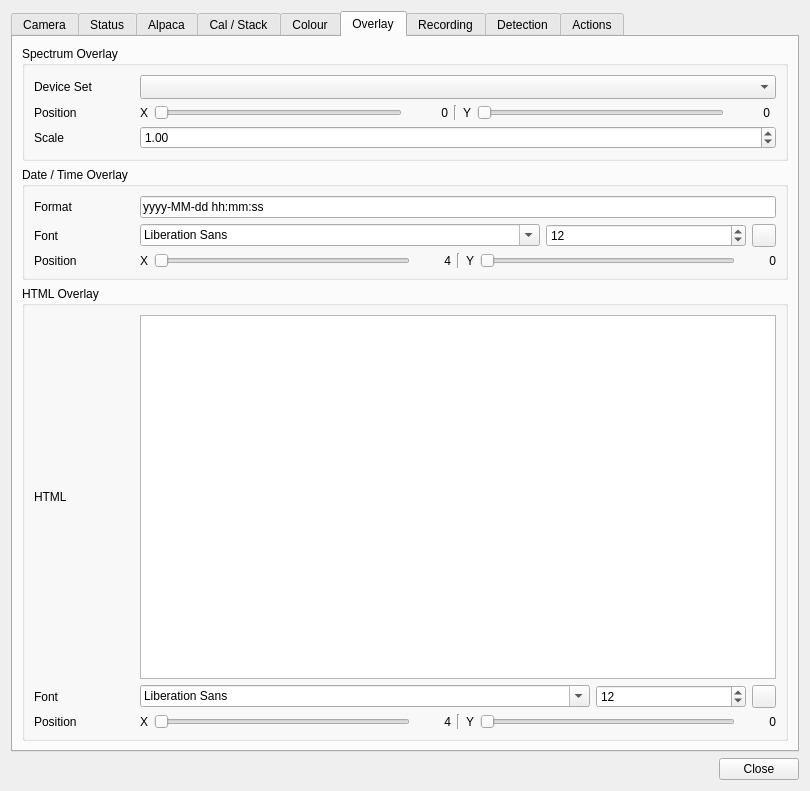
Old version of the form plugins/feature/camera/camerasettingsdialog.ui in the repository srcejon/sdrangel.
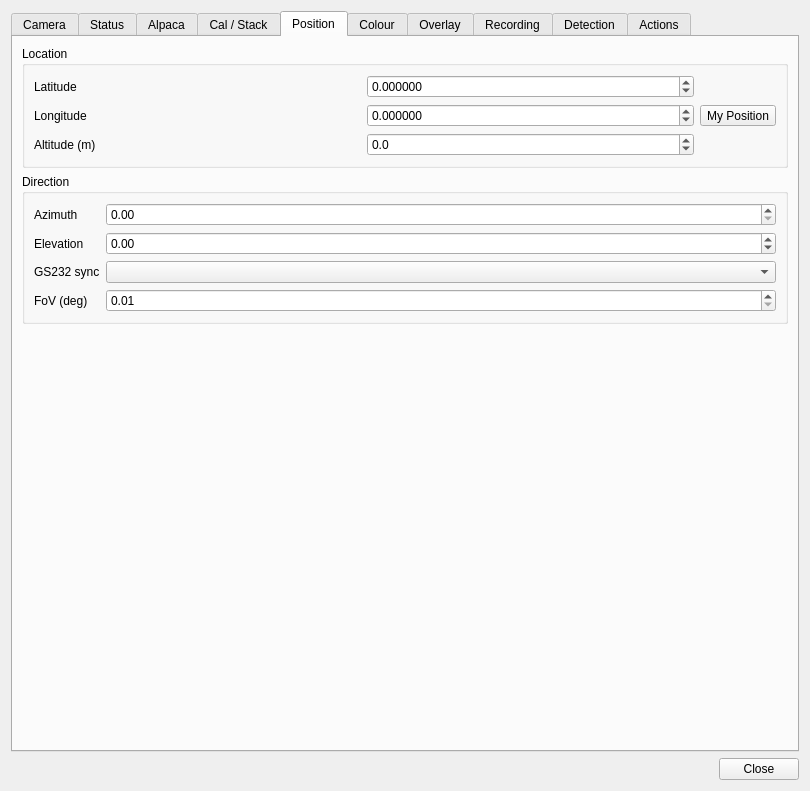
New version of the form. The open tabs and pages were chosen to show the change. Icons and pictures are not drawn.

Commit message: Add camera position and rotator settings

What changed in the file:
```diff
--- a/plugins/feature/camera/camerasettingsdialog.ui
+++ b/plugins/feature/camera/camerasettingsdialog.ui
@@ -1354,6 +1354,206 @@
          </property>
         </spacer>
        </item>
+     </layout>
+     </widget>
+     <widget class="QWidget" name="positionTab">
+      <attribute name="title">
+       <string>Position</string>
+      </attribute>
+      <layout class="QVBoxLayout" name="positionTabLayout">
+       <item>
+        <widget class="QGroupBox" name="cameraPositionGroup">
+         <property name="title">
+          <string>Location</string>
+         </property>
+         <layout class="QGridLayout" name="cameraPositionLayout">
+          <item row="0" column="0">
+           <widget class="QLabel" name="latitudeLabel">
+            <property name="text">
+             <string>Latitude</string>
+            </property>
+           </widget>
+          </item>
+          <item row="0" column="1">
+           <widget class="QDoubleSpinBox" name="latitudeSpin">
+            <property name="decimals">
+             <number>6</number>
+            </property>
+            <property name="minimum">
+             <double>-90.000000000000000</double>
+            </property>
+            <property name="maximum">
+             <double>90.000000000000000</double>
+            </property>
+            <property name="singleStep">
+             <double>0.001000000000000</double>
+            </property>
+           </widget>
+          </item>
+          <item row="0" column="2" rowspan="3">
+           <widget class="QToolButton" name="useMyPositionButton">
+            <property name="toolTip">
+             <string>Copy My Position once. Right-click to toggle continual synchronization from Main Settings.</string>
+            </property>
+            <property name="text">
+             <string>My Position</string>
+            </property>
+           </widget>
+          </item>
+          <item row="1" column="0">
+           <widget class="QLabel" name="longitudeLabel">
+            <property name="text">
+             <string>Longitude</string>
+            </property>
+           </widget>
+          </item>
+          <item row="1" column="1">
+           <widget class="QDoubleSpinBox" name="longitudeSpin">
+            <property name="decimals">
+             <number>6</number>
+            </property>
+            <property name="minimum">
+             <double>-180.000000000000000</double>
+            </property>
+            <property name="maximum">
+             <double>180.000000000000000</double>
+            </property>
+            <property name="singleStep">
+             <double>0.001000000000000</double>
+            </property>
+           </widget>
+          </item>
+          <item row="2" column="0">
+           <widget class="QLabel" name="altitudeLabel">
+            <property name="text">
+             <string>Altitude (m)</string>
+            </property>
+           </widget>
+          </item>
+          <item row="2" column="1">
+           <widget class="QDoubleSpinBox" name="altitudeSpin">
+            <property name="decimals">
+             <number>1</number>
+            </property>
+            <property name="minimum">
+             <double>-1000.000000000000000</double>
+            </property>
+            <property name="maximum">
+             <double>100000.000000000000000</double>
+            </property>
+            <property name="singleStep">
+             <double>1.000000000000000</double>
+            </property>
+           </widget>
+          </item>
+         </layout>
+        </widget>
+       </item>
+       <item>
+        <widget class="QGroupBox" name="cameraDirectionGroup">
+         <property name="title">
+          <string>Direction</string>
+         </property>
+         <layout class="QFormLayout" name="cameraDirectionLayout">
+          <item row="0" column="0">
+           <widget class="QLabel" name="azimuthLabel">
+            <property name="text">
+             <string>Azimuth</string>
+            </property>
+           </widget>
+          </item>
+          <item row="0" column="1">
+           <widget class="QDoubleSpinBox" name="azimuthSpin">
+            <property name="decimals">
+             <number>2</number>
+            </property>
+            <property name="minimum">
+             <double>0.000000000000000</double>
+            </property>
+            <property name="maximum">
+             <double>360.000000000000000</double>
+            </property>
+            <property name="singleStep">
+             <double>0.100000000000000</double>
+            </property>
+           </widget>
+          </item>
+          <item row="1" column="0">
+           <widget class="QLabel" name="elevationLabel">
+            <property name="text">
+             <string>Elevation</string>
+            </property>
+           </widget>
+          </item>
+          <item row="1" column="1">
+           <widget class="QDoubleSpinBox" name="elevationSpin">
+            <property name="decimals">
+             <number>2</number>
+            </property>
+            <property name="minimum">
+             <double>-90.000000000000000</double>
+            </property>
+            <property name="maximum">
+             <double>90.000000000000000</double>
+            </property>
+            <property name="singleStep">
+             <double>0.100000000000000</double>
+            </property>
+           </widget>
+          </item>
+          <item row="2" column="0">
+           <widget class="QLabel" name="azElGs232ControllerLabel">
+            <property name="text">
+             <string>GS232 sync</string>
+            </property>
+           </widget>
+          </item>
+          <item row="2" column="1">
+           <widget class="QComboBox" name="azElGs232ControllerCombo">
+            <property name="toolTip">
+             <string>Select a GS232Controller feature to continually synchronize the camera azimuth and elevation.</string>
+            </property>
+           </widget>
+          </item>
+          <item row="3" column="0">
+           <widget class="QLabel" name="fovLabel">
+            <property name="text">
+             <string>FoV (deg)</string>
+            </property>
+           </widget>
+          </item>
+          <item row="3" column="1">
+           <widget class="QDoubleSpinBox" name="fovSpin">
+            <property name="decimals">
+             <number>2</number>
+            </property>
+            <property name="minimum">
+             <double>0.010000000000000</double>
+            </property>
+            <property name="maximum">
+             <double>360.000000000000000</double>
+            </property>
+            <property name="singleStep">
+             <double>0.100000000000000</double>
+            </property>
+           </widget>
+          </item>
+         </layout>
+        </widget>
+       </item>
+       <item>
+        <spacer name="verticalSpacerPosition">
+         <property name="orientation">
+          <enum>Qt::Orientation::Vertical</enum>
+         </property>
+         <property name="sizeHint" stdset="0">
+          <size>
+           <width>20</width>
+           <height>40</height>
+          </size>
+         </property>
+        </spacer>
+       </item>
       </layout>
      </widget>
      <widget class="QWidget" name="colourTab">
```
The commit also changes 4 other files.
